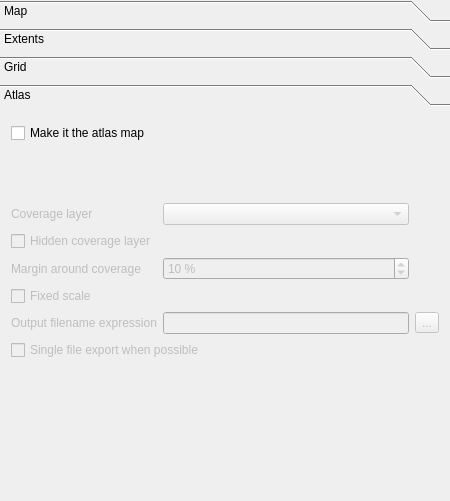
Above: src/ui/qgscomposermapwidgetbase.ui from carsmie/QGIS before the change. Below: the same form after it.
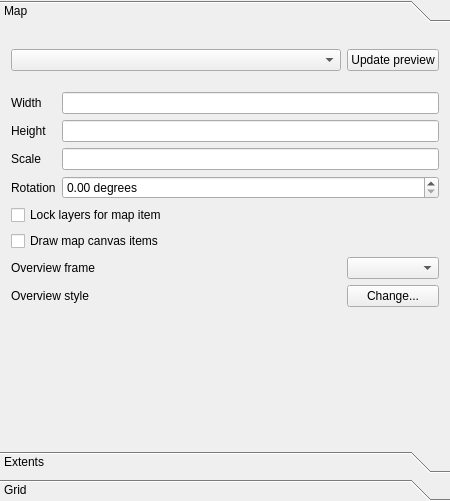
That is the form after the change. Custom widgets are drawn as their Qt base class.

Commit message: Update atlas. * Store every parameters and expose operations in a new QgsAtlasComposition class * Restructure the GUI part. The atlas configuration panel is now independant

What changed in the file:
```diff
--- a/src/ui/qgscomposermapwidgetbase.ui
+++ b/src/ui/qgscomposermapwidgetbase.ui
@@ -29,14 +29,14 @@
       <number>0</number>
      </property>
      <property name="currentIndex">
-      <number>3</number>
+      <number>0</number>
      </property>
      <widget class="QWidget" name="page">
       <property name="geometry">
        <rect>
         <x>0</x>
         <y>0</y>
-        <width>437</width>
+        <width>450</width>
         <height>408</height>
        </rect>
       </property>
@@ -790,153 +790,6 @@
        </item>
       </layout>
      </widget>
-     <widget class="QWidget" name="page_4">
-      <property name="geometry">
-       <rect>
-        <x>0</x>
-        <y>0</y>
-        <width>450</width>
-        <height>377</height>
-       </rect>
-      </property>
-      <attribute name="label">
-       <string>Atlas</string>
-      </attribute>
-      <layout class="QGridLayout" name="gridLayout_9">
-       <item row="4" column="0">
-        <spacer name="verticalSpacer_5">
-         <property name="orientation">
-          <enum>Qt::Vertical</enum>
-         </property>
-         <property name="sizeHint" stdset="0">
-          <size>
-           <width>20</width>
-           <height>76</height>
-          </size>
-         </property>
-        </spacer>
-       </item>
-       <item row="0" column="0">
-        <widget class="QCheckBox" name="mIsAtlasCheckBox">
-         <property name="text">
-          <string>Make it the atlas map</string>
-         </property>
-        </widget>
-       </item>
-       <item row="1" column="0">
-        <widget class="QFrame" name="mAtlasFrame">
-         <property name="enabled">
-          <bool>false</bool>
-         </property>
-         <property name="sizePolicy">
-          <sizepolicy hsizetype="Preferred" vsizetype="Preferred">
-           <horstretch>0</horstretch>
-           <verstretch>1</verstretch>
-          </sizepolicy>
-         </property>
-         <property name="autoFillBackground">
-          <bool>false</bool>
-         </property>
-         <property name="frameShape">
-          <enum>QFrame::NoFrame</enum>
-         </property>
-         <property name="frameShadow">
-          <enum>QFrame::Raised</enum>
-         </property>
-         <property name="lineWidth">
-          <number>0</number>
-         </property>
-         <layout class="QVBoxLayout" name="verticalLayout">
-          <property name="spacing">
-           <number>6</number>
-          </property>
-          <property name="margin">
-           <number>0</number>
-          </property>
-          <item>
-           <layout class="QGridLayout" name="gridLayout_7" rowstretch="0,0,0,0,0,0,0,0,0" columnstretch="0,0,0">
-            <item row="1" column="0" colspan="2">
-             <widget class="QCheckBox" name="mAtlasHideCoverageCheckBox">
-              <property name="toolTip">
-               <string>Hide the coverage layer when generating the output</string>
-              </property>
-              <property name="text">
-               <string>Hidden coverage layer</string>
-              </property>
-             </widget>
-            </item>
-            <item row="3" column="0">
-             <widget class="QLabel" name="label">
-              <property name="text">
-               <string>Margin around coverage</string>
-              </property>
-             </widget>
-            </item>
-            <item row="6" column="0">
-             <widget class="QLabel" name="label_5">
-              <property name="text">
-               <string>Output filename expression</string>
-              </property>
-             </widget>
-            </item>
-            <item row="3" column="1">
-             <widget class="QSpinBox" name="mAtlasMarginSpinBox">
-              <property name="suffix">
-               <string> %</string>
-              </property>
-              <property name="maximum">
-               <number>100</number>
-              </property>
-              <property name="value">
-               <number>10</number>
-              </property>
-             </widget>
-            </item>
-            <item row="6" column="2">
-             <widget class="QToolButton" name="mAtlasFilenameExpressionButton">
-              <property name="text">
-               <string>...</string>
-              </property>
-             </widget>
-            </item>
-            <item row="6" column="1">
-             <widget class="QLineEdit" name="mAtlasFilenamePatternEdit"/>
-            </item>
-            <item row="0" column="0">
-             <widget class="QLabel" name="label_6">
-              <property name="text">
-               <string>Coverage layer</string>
-              </property>
-             </widget>
-            </item>
-            <item row="0" column="1">
-             <widget class="QComboBox" name="mAtlasCoverageLayerComboBox">
-              <property name="contextMenuPolicy">
-               <enum>Qt::NoContextMenu</enum>
-              </property>
-             </widget>
-            </item>
-            <item row="4" column="0" colspan="2">
-             <widget class="QCheckBox" name="mAtlasFixedScaleCheckBox">
-              <property name="text">
-               <string>Fixed scale</string>
-              </property>
-             </widget>
-            </item>
-            <item row="7" column="0" colspan="2">
-             <widget class="QCheckBox" name="mAtlasSingleFileCheckBox">
-              <property name="text">
-               <string>Single file export when possible</string>
-              </property>
-             </widget>
-            </item>
-           </layout>
-          </item>
-         </layout>
-        </widget>
-       </item>
-      </layout>
-     </widget>
     </widget>
    </item>
   </layout>
```
Left out of the diff: 8 changed lines with no effect on the pictures. The commit also changes 17 other files.
